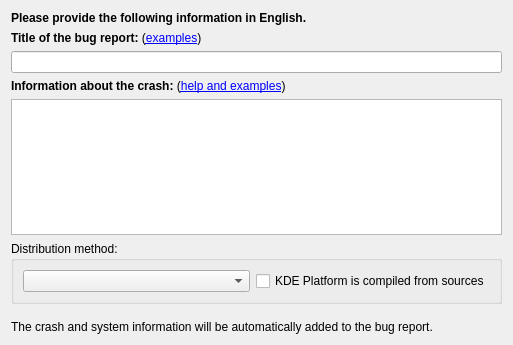
Qt form src/bugzillaintegration/ui/assistantpage_bugzilla_information.ui (KDE/drkonqi) before a commit.
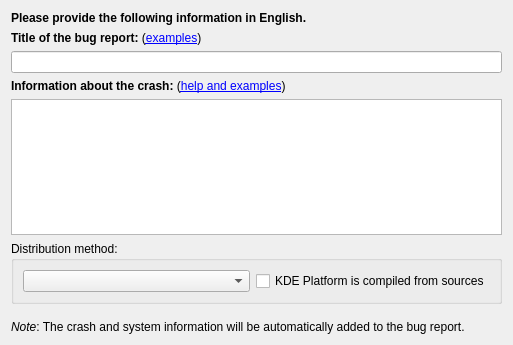
The same form after that commit. Custom widgets are drawn as their Qt base class.

```diff
--- a/src/bugzillaintegration/ui/assistantpage_bugzilla_information.ui
+++ b/src/bugzillaintegration/ui/assistantpage_bugzilla_information.ui
@@ -91,7 +91,7 @@
    <item>
     <widget class="QLabel" name="m_crashInfoLabel">
      <property name="text">
-      <string comment="@info">&lt;note&gt;The crash and system information will be automatically added to the bug report.&lt;/note&gt;</string>
+      <string comment="@info">&lt;i&gt;Note&lt;/i&gt;: The crash and system information will be automatically added to the bug report.</string>
      </property>
      <property name="wordWrap">
       <bool>true</bool>
```
